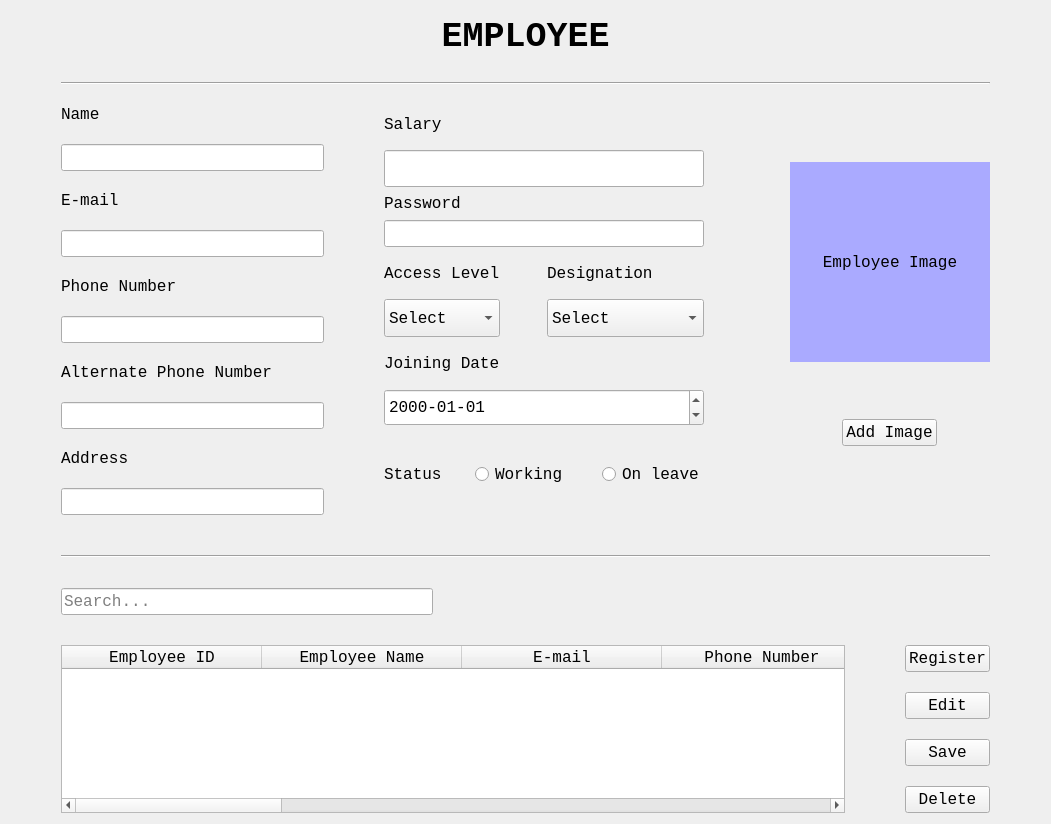
First picture: the form in EmployeeUI.ui, repository ASNaeem/Simple-VCMS, before the edit.
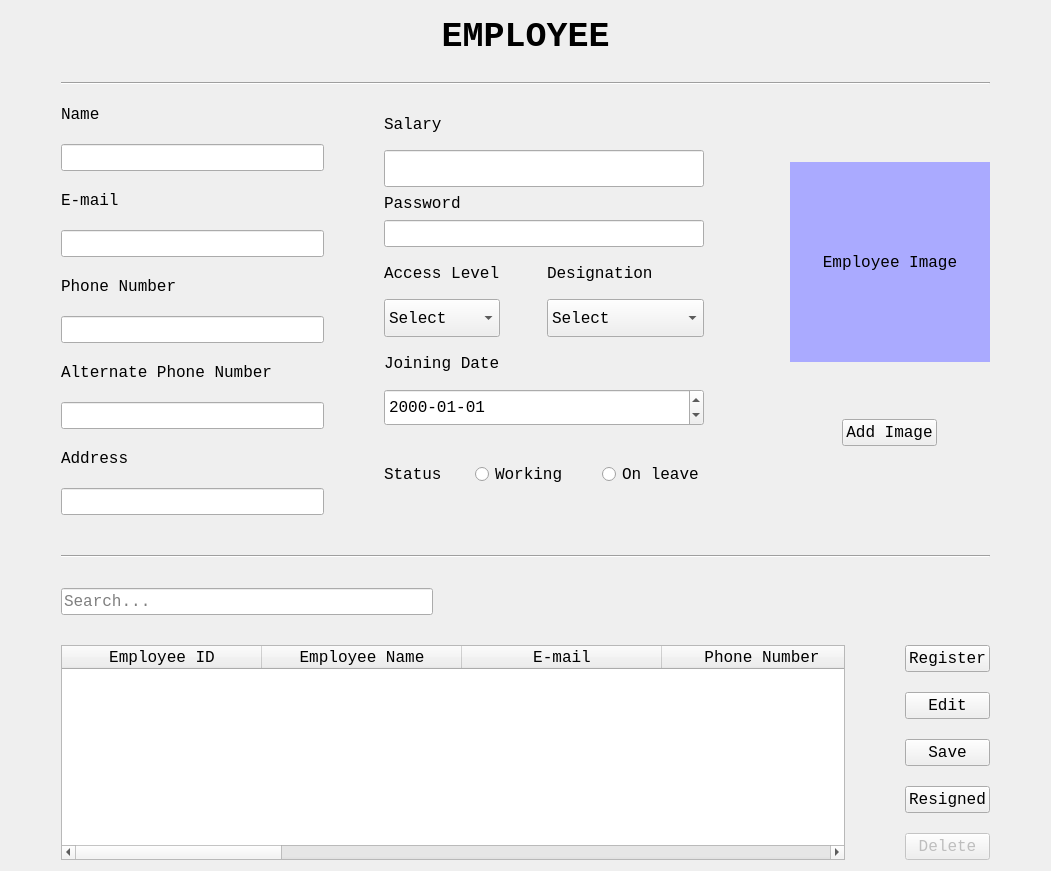
Second picture: the form after the edit.

Diff of the .ui file:
```diff
--- a/EmployeeUI.ui
+++ b/EmployeeUI.ui
@@ -997,8 +997,24 @@
            </property>
           </widget>
          </item>
+         <item>
+          <widget class="QPushButton" name="button_employee_resigned">
+           <property name="font">
+            <font>
+             <family>Courier New</family>
+             <pointsize>12</pointsize>
+            </font>
+           </property>
+           <property name="text">
+            <string>Resigned</string>
+           </property>
+          </widget>
+         </item>
          <item>
           <widget class="QPushButton" name="button_delete">
+           <property name="enabled">
+            <bool>false</bool>
+           </property>
            <property name="font">
             <font>
              <family>Courier New</family>
```
